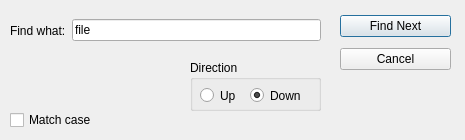
First picture: the form in finddialog.ui, repository BaranovMykola/Notepad, before the edit.
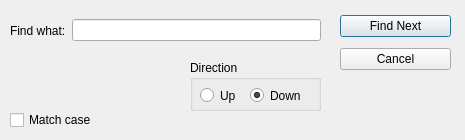
Second picture: the form after the edit.

What changed in the file:
```diff
--- a/finddialog.ui
+++ b/finddialog.ui
@@ -121,7 +121,7 @@
     <item>
      <widget class="QLineEdit" name="whatFind">
       <property name="text">
-       <string>file</string>
+       <string/>
       </property>
      </widget>
     </item>
```
Left out of the diff: 2 changed lines with no effect on the pictures.
